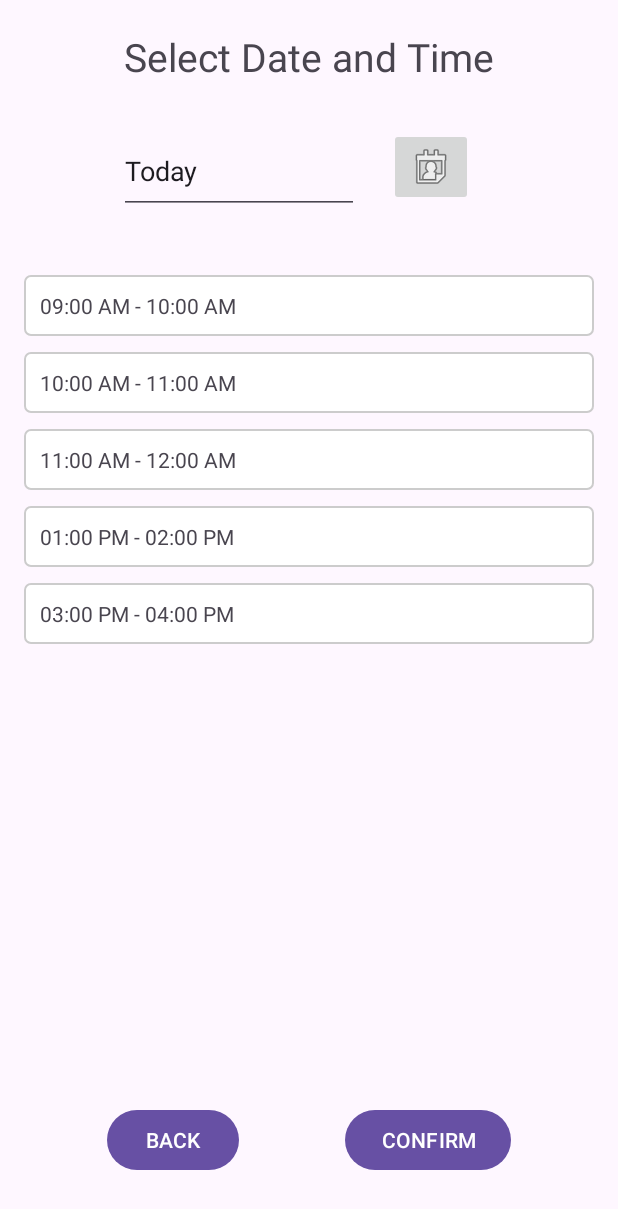
After one commit to algonquin-college-sat/24s-cst8319-320-team1, an Android app: the TimeslotsActivity screen opened directly, with no data from a screen before it, on a phone screen of 412 x 824 dp. The commit adds this screen. Shown: the top 1209 px of the screen. Run offline under Robolectric (Android 15) with nearby library versions, the phone set to English and light mode, and no system bars.

Commit message:
20240609 11:07AM Wai - modified activity_booking.xml, created activity_timeslots.xml and TimeslotsActivity.java allow user select timeslots.

```diff
--- a/app/src/main/java/com/example/mypregnancyjourney/ClinicContract.java
+++ b/app/src/main/java/com/example/mypregnancyjourney/ClinicContract.java
@@ -9,7 +9,9 @@ public class ClinicContract {
         public static final String TABLE_NAME = "clinics";
         public static final String COLUMN_NAME_CLINIC_ID = "c_id";
         public static final String COLUMN_NAME_CLINIC_NAME = "name";
-        public static final String COLUMN_NAME_ADDRESS = "address";
+        public static final String COLUMN_NAME_STREET = "street";
+        public static final String COLUMN_NAME_CITY = "city";
+        public static final String COLUMN_NAME_PROVINCE = "province";
         public static final String COLUMN_NAME_POSTAL_CODE = "postal_code";
         public static final String COLUMN_NAME_EMAIL = "email";
         public static final String COLUMN_NAME_PHONE = "phone";
--- /dev/null
+++ b/app/src/main/java/com/example/mypregnancyjourney/TimeslotsActivity.java
@@ -0,0 +1,116 @@
+package com.example.mypregnancyjourney;
+
+import android.app.DatePickerDialog;
+import android.content.Intent;
+import android.os.Bundle;
+import android.view.View;
+import android.widget.Button;
+import android.widget.EditText;
+import android.widget.ImageButton;
+import android.widget.LinearLayout;
+import android.widget.TextView;
+import android.widget.Toast;
+import androidx.appcompat.app.AppCompatActivity;
+import java.util.Calendar;
+import java.util.List;
+
+public class TimeslotsActivity extends AppCompatActivity{
+
+    private EditText selectedDate;
+    private ImageButton calendarIcon;
+    private LinearLayout timeslotsContainer;
+    private Button backButton, confirmButton;
+    private View selectedTimeslotView;
+
+    @Override
+    protected void onCreate(Bundle savedInstanceState) {
+        super.onCreate(savedInstanceState);
+        setContentView(R.layout.activity_timeslots);
+
+        selectedDate = findViewById(R.id.selected_date);
+        calendarIcon = findViewById(R.id.calendar_icon);
+        timeslotsContainer = findViewById(R.id.timeslots_container);
+        backButton = findViewById(R.id.button_back);
+        confirmButton = findViewById(R.id.button_confirm);
+
+        Calendar calendar = Calendar.getInstance();
+        selectedDate.setText("Today");
+
+        calendarIcon.setOnClickListener(v -> {
+            int year = calendar.get(Calendar.YEAR);
+            int month = calendar.get(Calendar.MONTH);
+            int day = calendar.get(Calendar.DAY_OF_MONTH);
+
+            DatePickerDialog datePickerDialog = new DatePickerDialog(
+                    TimeslotsActivity.this,
+                    (view, selectedYear, selectedMonth, selectedDayOfMonth) -> {
+                        calendar.set(selectedYear, selectedMonth, selectedDayOfMonth);
+                        //Format the date as YYYY-MM-DD
+                        String date = selectedYear + "-" + String.format("%02d", (selectedMonth + 1)) + "-" + String.format("%02d", selectedDayOfMonth);
+                        selectedDate.setText(date);
+                        // Load available timeslots for the selected date
+                        loadAvailableTimeslots();
+                    },
+                    year, month, day);
+            datePickerDialog.show();
+        });
+
+        // Initially load today's timeslots
+        loadAvailableTimeslots();
+
+        backButton.setOnClickListener(v -> {
+            Intent backToBook = new Intent(TimeslotsActivity.this, BookingActivity.class);
+            startActivity(backToBook);
+        });
+
+        confirmButton.setOnClickListener(v -> {
+            if (selectedTimeslotView != null) {
+                String selectedTimeslot = ((TextView) selectedTimeslotView).getText().toString();
+                Toast.makeText(TimeslotsActivity.this, "Selected Timeslot: " + selectedTimeslot, Toast.LENGTH_SHORT).show();
+            } else {
+                Toast.makeText(TimeslotsActivity.this, "No timeslot selected", Toast.LENGTH_SHORT).show();
+            }
+        });
+    }
+
+    private void loadAvailableTimeslots() {
+        timeslotsContainer.removeAllViews();
+        List<String> availableTimeslots = getAvailableTimeslots();
+        selectedTimeslotView = null;
+
+        for (String timeslot : availableTimeslots) {
+            TextView timeslotView = new TextView(this);
+            timeslotView.setText(timeslot);
+            timeslotView.setPadding(16, 16, 16, 16);
+            timeslotView.setBackgroundResource(R.drawable.timeslot_background);
+
+            LinearLayout.LayoutParams layoutParams = new LinearLayout.LayoutParams(LinearLayout.LayoutParams.MATCH_PARENT, LinearLayout.LayoutParams.WRAP_CONTENT);
+            layoutParams.setMargins(0,0,0,16);
+            timeslotView.setLayoutParams(layoutParams);
+
+            timeslotView.setOnClickListener(v -> {
+                if (selectedTimeslotView !=null) {
+                    selectedTimeslotView.setBackgroundResource(R.drawable.timeslot_background);
+                }
+                timeslotView.setBackgroundResource(R.drawable.timeslot_selected_background);
+                selectedTimeslotView = timeslotView;
+
+            });
+            timeslotsContainer.addView(timeslotView);
+        }
+    }
+
+    private List<String> getAvailableTimeslots() {
+        // Fetch available timeslots from the database
+        // This is a placeholder implementation
+        return List.of(
+                "09:00 AM - 10:00 AM",
+                "10:00 AM - 11:00 AM",
+                "11:00 AM - 12:00 AM",
+                "01:00 PM - 02:00 PM",
+                "03:00 PM - 04:00 PM"
+        );
+    }
+
+
+}
--- a/app/src/main/java/com/example/mypregnancyjourney/WelcomeActivity.java
+++ b/app/src/main/java/com/example/mypregnancyjourney/WelcomeActivity.java
@@ -14,6 +14,9 @@ public class WelcomeActivity extends AppCompatActivity {
     protected void onCreate(Bundle savedInstanceState) {
         super.onCreate(savedInstanceState);
         setContentView(R.layout.activity_welcome);
+
+
+        BookingDbHelper dbHelper = new BookingDbHelper(this);
 
         // Retrieve the username from the intent
         String username = getIntent().getStringExtra("USERNAME");
@@ -72,7 +75,7 @@ public class WelcomeActivity extends AppCompatActivity {
             public void onClick(View v) {
                 Intent intent = new Intent(getApplicationContext(), BookingActivity.class); // input your class
                 // Pass the username to CalendarActivity
-//                intent.putExtra("USERNAME", username);
+                intent.putExtra("USERNAME", username);
                 startActivity(intent);
             }
         });
--- /dev/null
+++ b/app/src/main/res/drawable/timeslot_background.xml
@@ -0,0 +1,6 @@
+<?xml version="1.0" encoding="utf-8"?>
+<shape xmlns:android="http://schemas.android.com/apk/res/android">
+    <solid android:color="#FFFFFF" />
+    <stroke android:width="1dp" android:color="#CCCCCC" />
+    <corners android:radius="4dp" />
+</shape>
--- /dev/null
+++ b/app/src/main/res/drawable/timeslot_selected_background.xml
@@ -0,0 +1,6 @@
+<?xml version="1.0" encoding="utf-8"?>
+<shape xmlns:android="http://schemas.android.com/apk/res/android">
+    <solid android:color="#EFEFEF" />
+    <stroke android:width="2dp" android:color="#0000FF" />
+    <corners android:radius="4dp" />
+</shape>
--- /dev/null
+++ b/app/src/main/res/layout/activity_timeslots.xml
@@ -0,0 +1,100 @@
+<?xml version="1.0" encoding="utf-8"?>
+<androidx.constraintlayout.widget.ConstraintLayout xmlns:android="http://schemas.android.com/apk/res/android"
+    xmlns:app="http://schemas.android.com/apk/res-auto"
+    xmlns:tools="http://schemas.android.com/tools"
+    android:layout_width="match_parent"
+    android:layout_height="match_parent"
+    android:orientation="vertical"
+    tools:context=".MainActivity">
+
+
+    <TextView
+        android:id="@+id/timeslotsTitle"
+        android:layout_width="wrap_content"
+        android:layout_height="wrap_content"
+        android:layout_marginTop="20dp"
+        android:text="Select Date and Time"
+        android:textSize="26dp"
+        app:layout_constraintEnd_toEndOf="parent"
+        app:layout_constraintHorizontal_bias="0.5"
+        app:layout_constraintStart_toStartOf="parent"
+        app:layout_constraintTop_toTopOf="parent" />
+
+    <EditText
+        android:id="@+id/selected_date"
+        android:layout_width="160dp"
+        android:layout_height="57dp"
+        android:layout_marginStart="79dp"
+        android:layout_marginTop="30dp"
+        android:layout_weight="1"
+        android:clickable="true"
+        android:focusable="false"
+        android:hint="Today"
+        android:inputType="none"
+        app:layout_constraintStart_toStartOf="parent"
+        app:layout_constraintTop_toBottomOf="@+id/timeslotsTitle" />
+
+
+    <ImageButton
+        android:id="@+id/calendar_icon"
+        android:layout_width="wrap_content"
+        android:layout_height="wrap_content"
+        android:layout_marginStart="20dp"
+        android:contentDescription="Calendar Icon"
+        android:src="@android:drawable/ic_menu_my_calendar"
+        app:layout_constraintStart_toEndOf="@+id/selected_date"
+        app:layout_constraintTop_toTopOf="@+id/selected_date" />
+
+    <ScrollView
+        android:id="@+id/scrollView2"
+        android:layout_width="0dp"
+        android:layout_height="0dp"
+        android:layout_weight="1"
+        android:padding="16dp"
+        app:layout_constraintBottom_toTopOf="@+id/button_confirm"
+        app:layout_constraintEnd_toEndOf="parent"
+        app:layout_constraintStart_toStartOf="parent"
+        app:layout_constraintTop_toBottomOf="@+id/calendar_icon"
+        android:layout_marginTop="30dp">
+
+        <LinearLayout
+            android:id="@+id/timeslots_container"
+            android:layout_width="match_parent"
+            android:layout_height="wrap_content"
+            android:orientation="vertical">
+            <!--            tools:layout_editor_absoluteX="-12dp"-->
+            <!--            tools:layout_editor_absoluteY="198dp"-->
+            <!--        >-->
+            <!-- Timeslots will be added dynamically here -->
+        </LinearLayout>
+
+    </ScrollView>
+
+    <Button
+        android:id="@+id/button_back"
+        android:layout_width="wrap_content"
+        android:layout_height="wrap_content"
+        android:layout_marginStart="8dp"
+        android:layout_marginEnd="8dp"
+        android:layout_weight="1"
+        android:text="BACK"
+        app:layout_constraintBaseline_toBaselineOf="@+id/button_confirm"
+        app:layout_constraintEnd_toStartOf="@+id/button_confirm"
+        app:layout_constraintStart_toStartOf="parent" />
+
+    <Button
+        android:id="@+id/button_confirm"
+        android:layout_width="wrap_content"
+        android:layout_height="wrap_content"
+        android:layout_marginTop="15dp"
+        android:layout_marginEnd="8dp"
+        android:layout_marginBottom="40dp"
+        android:layout_weight="1"
+        android:text="CONFIRM"
+        app:layout_constraintBottom_toBottomOf="parent"
+        app:layout_constraintEnd_toEndOf="parent"
+        app:layout_constraintStart_toEndOf="@+id/button_back"
+        app:layout_constraintTop_toBottomOf="@+id/scrollView2" />
+
+
+</androidx.constraintlayout.widget.ConstraintLayout>
```
Also changed, not shown: app/src/main/AndroidManifest.xml (+17 -0 lines), app/src/main/java/com/example/mypregnancyjourney/BookingActivity.java (+115 -13 lines), app/src/main/java/com/example/mypregnancyjourney/BookingDbHelper.java (+179 -77 lines), app/src/main/res/layout/activity_booking.xml (+56 -40 lines), 164 other files.
